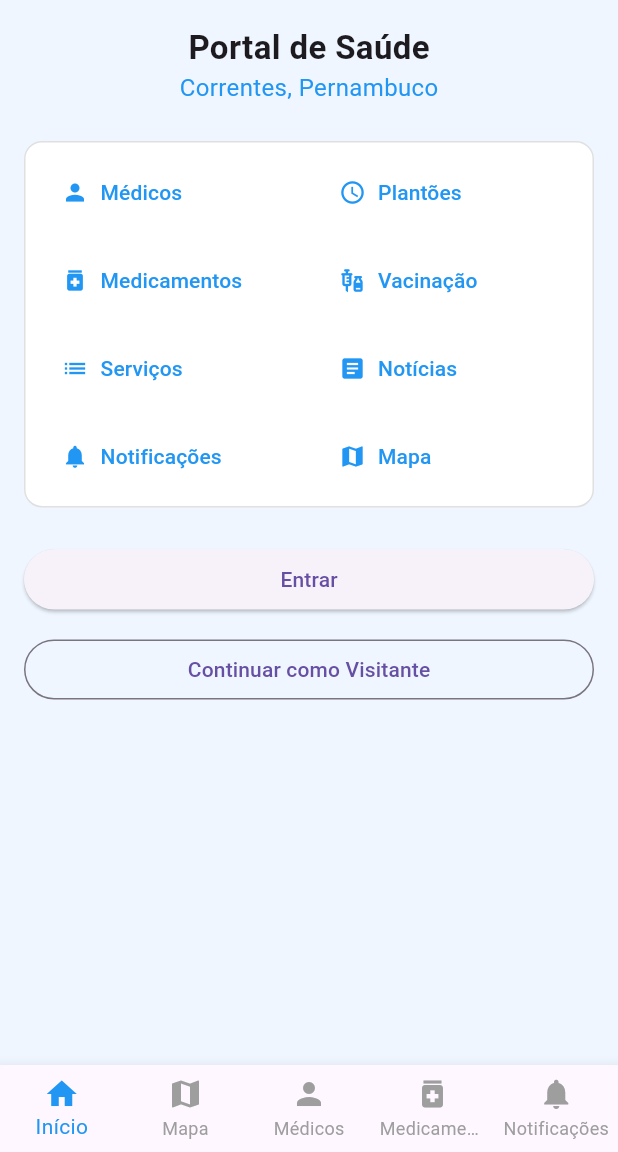
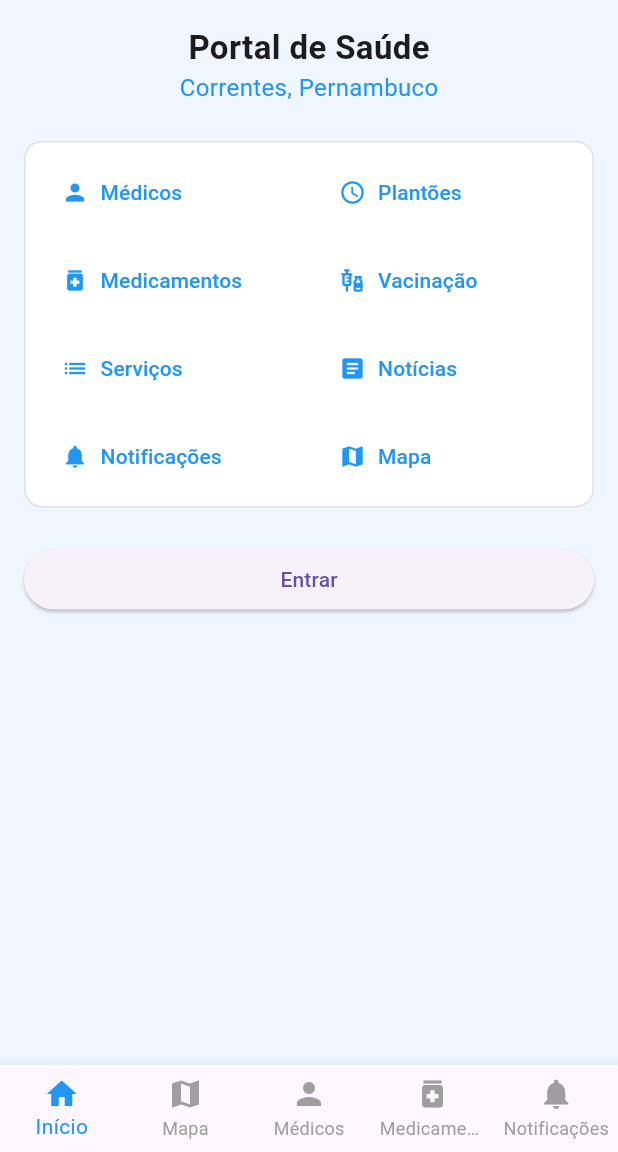
Before and after one commit to ElissonRochaa/MOBILE-25.1-BitHealth, a Flutter app: the screen it shows after launch, on a phone screen of 412 x 824 dp, the part 84-1236 px from its top. Run offline on Flutter 3.47's test engine with Material 3 defaults, Android fonts, the phone set to English and light mode, and no system bars; our stand-ins replace flutter_map, latlong2, shared_preferences.

Commit message:
refac: remover opção de entrar como visitante

```diff
--- a/lib/pages/home_page.dart
+++ b/lib/pages/home_page.dart
@@ -49,13 +49,6 @@ class HomePage extends StatelessWidget {
               ),
             ),
             const SizedBox(height: 12),
-            SizedBox(
-              width: double.infinity,
-              child: OutlinedButton(
-                onPressed: () {},
-                child: const Text("Continuar como Visitante"),
-              ),
-            ),
           ],
         ),
       ),
```
